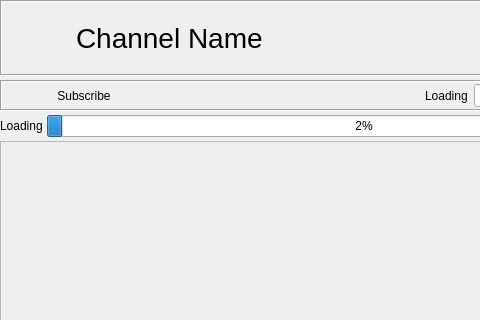
Above: retroshare-gui/src/gui/gxschannels/GxsChannelPostsWidget.ui from RetroShare/RetroShare before the change; both pictures show x 0 to 480 and y 0 to 320 of the 681 by 465 pixel window. Below: the same form after it.
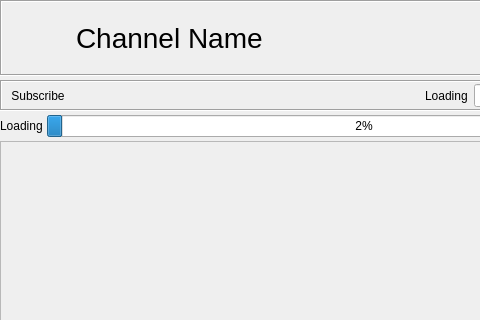
That is the form after the change. Icons and pictures are not drawn. Custom widgets are drawn as their Qt base class.

Commit message: Added subscribe button to forums.

What changed in the file:
```diff
--- a/retroshare-gui/src/gui/gxschannels/GxsChannelPostsWidget.ui
+++ b/retroshare-gui/src/gui/gxschannels/GxsChannelPostsWidget.ui
@@ -100,6 +100,22 @@
       <property name="bottomMargin">
        <number>2</number>
       </property>
+      <item>
+       <widget class="SubscribeToolButton" name="subscribeToolButton">
+        <property name="sizePolicy">
+         <sizepolicy hsizetype="Fixed" vsizetype="Preferred">
+          <horstretch>0</horstretch>
+          <verstretch>0</verstretch>
+         </sizepolicy>
+        </property>
+        <property name="text">
+         <string notr="true">Subscribe</string>
+        </property>
+        <property name="autoRaise">
+         <bool>true</bool>
+        </property>
+       </widget>
+      </item>
       <item>
        <widget class="QToolButton" name="postButton">
         <property name="focusPolicy">
@@ -123,22 +139,6 @@
         </property>
        </widget>
       </item>
-      <item>
-       <widget class="SubscribeToolButton" name="subscribeToolButton">
-        <property name="sizePolicy">
-         <sizepolicy hsizetype="Fixed" vsizetype="Preferred">
-          <horstretch>0</horstretch>
-          <verstretch>0</verstretch>
-         </sizepolicy>
-        </property>
-        <property name="text">
-         <string notr="true">Subscribe</string>
-        </property>
-        <property name="autoRaise">
-         <bool>true</bool>
-        </property>
-       </widget>
-      </item>
       <item>
        <spacer name="horizontalSpacer">
         <property name="orientation">
```
The commit also changes 3 other files.
